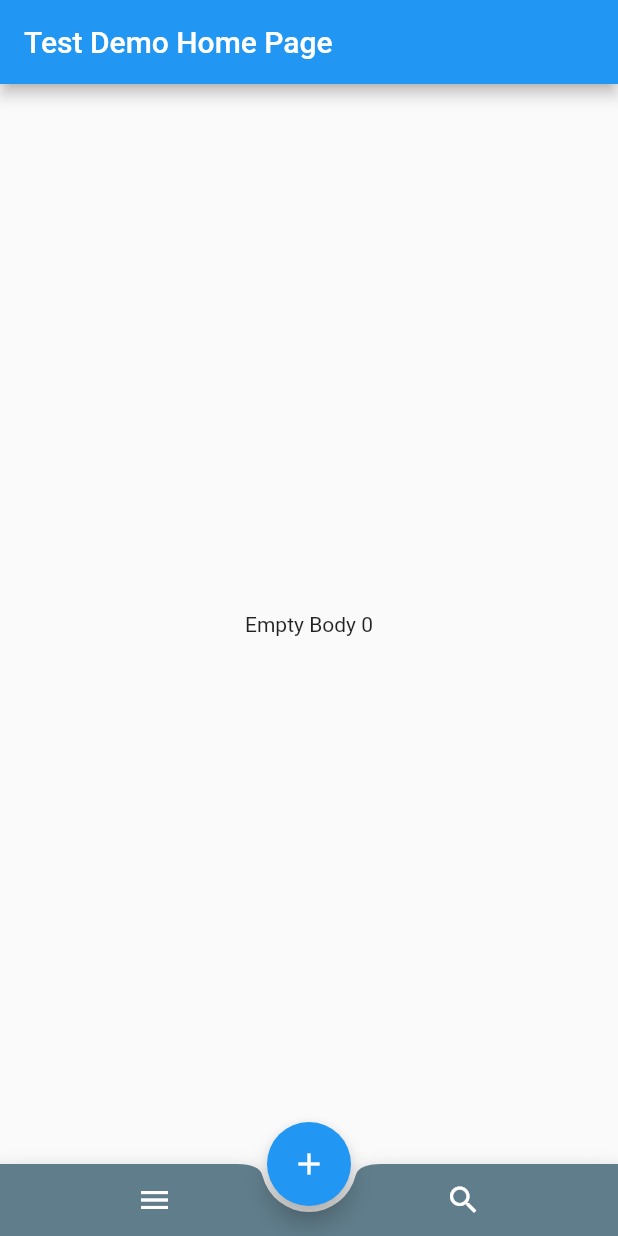
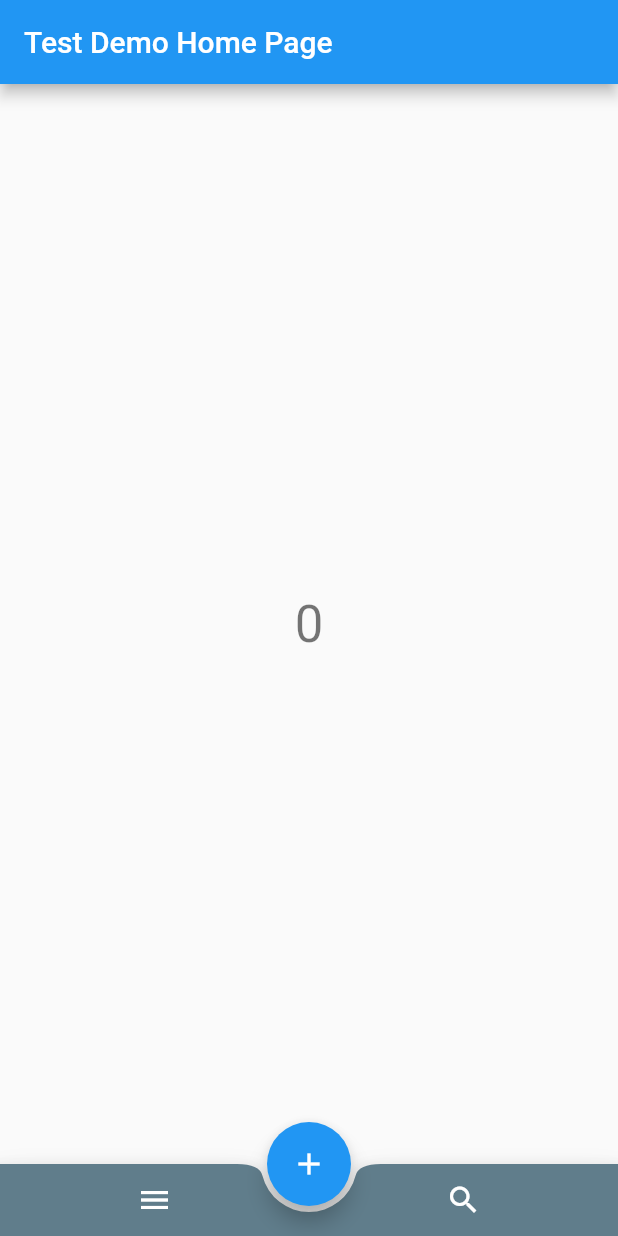
Before and after one commit to mvnworld/flutter_trials, a Flutter app: the screen it shows after launch, on a phone screen of 412 x 824 dp. Run offline on Flutter 3.47's test engine with Material 2 defaults, Android fonts, the phone set to English and light mode, and no system bars.

```diff
--- /dev/null
+++ b/lib/counter.dart
@@ -0,0 +1,12 @@
+import 'package:flutter/material.dart';
+
+class Counter with ChangeNotifier {
+  var _count = 0;
+
+  int get getCounter => _count;
+
+  void incrementCounter() {
+    _count += 1;
+    notifyListeners();
+  }
+}
--- a/lib/main.dart
+++ b/lib/main.dart
@@ -1,14 +1,17 @@
 import 'package:flutter/material.dart';
+import 'package:provider/provider.dart';
+import 'package:trials/counter.dart';
 
-void main() {
-  runApp(MyApp());
-}
+void main() => runApp(
+      MultiProvider(
+        providers: [ChangeNotifierProvider(create: (_) => Counter())],
+        child: MyApp(),
+      ),
+    );
 
 class MyApp extends StatelessWidget {
-  // This widget is the root of your application.
   @override
-  Widget build(BuildContext context) {
-    return MaterialApp(
+  Widget build(BuildContext context) => MaterialApp(
         title: 'Sudeep Demo',
         theme: ThemeData(
           visualDensity: VisualDensity.adaptivePlatformDensity,
@@ -16,63 +19,48 @@ class MyApp extends StatelessWidget {
         home: MyHomePage(title: 'Test Demo Home Page'),
       );
 }
-}
 
-class MyHomePage extends StatefulWidget {
+class MyHomePage extends StatelessWidget {
   MyHomePage({Key key, this.title}) : super(key: key);
 
-  // This widget is the home page of your application. It is stateful, meaning
-  // that it has a State object (defined below) that contains fields that affect
-  // how it looks.
-
-  // This class is the configuration for the state. It holds the values (in this
-  // case the title) provided by the parent (in this case the App widget) and
-  // used by the build method of the State. Fields in a Widget subclass are
-  // always marked "final".
-
   final String title;
+  final PageController _myPage = PageController(initialPage: 0);
 
   @override
-  _MyHomePageState createState() => _MyHomePageState();
-}
+  Widget build(BuildContext context) => Scaffold(
+        appBar: AppBar(
+          title: Text(title),
+        ),
+        body: buildPageView(context),
+        floatingActionButtonLocation: FloatingActionButtonLocation.centerDocked,
+        floatingActionButton: FloatingActionButton(
+          onPressed: () {
+            context.read<Counter>().incrementCounter();
+          },
+          tooltip: 'Increment',
+          child: Icon(Icons.add),
+        ),
+        bottomNavigationBar: buildBottomAppBar(),
+      );
 
-class _MyHomePageState extends State<MyHomePage> {
-  int _counter = 0;
-  PageController _myPage = PageController(initialPage: 0);
-  void _incrementCounter() {
-    setState(() {
-      _counter++;
-    });
-  }
-
-  @override
-  Widget build(BuildContext context) {
-    return Scaffold(
-      appBar: AppBar(
-        title: Text(widget.title),
-      ),
-      body: PageView(
+  PageView buildPageView(BuildContext ctx) => PageView(
         controller: _myPage,
         children: [
           Center(
             child: Container(
-              child: Text('Empty Body 0'),
+              child: Text('${ctx.watch<Counter>().getCounter}',
+                  style: Theme.of(ctx).textTheme.headline4),
             ),
           ),
           Center(
             child: Container(
-              child: Text('Empty Body 1'),
+              child: Text('AADISH'),
             ),
           ),
         ],
-      ),
-      floatingActionButtonLocation: FloatingActionButtonLocation.centerDocked,
-      floatingActionButton: FloatingActionButton(
-        onPressed: _incrementCounter,
-        tooltip: 'Increment',
-        child: Icon(Icons.add),
-      ),
-      bottomNavigationBar: BottomAppBar(
+      );
+
+  BottomAppBar buildBottomAppBar() => BottomAppBar(
         child: Row(
           mainAxisSize: MainAxisSize.max,
           mainAxisAlignment: MainAxisAlignment.spaceAround,
@@ -80,26 +68,20 @@ class _MyHomePageState extends State<MyHomePage> {
             IconButton(
               icon: Icon(Icons.menu),
               color: Colors.white,
-              onPressed: () {setState(() {
+              onPressed: () {
                 _myPage.jumpToPage(0);
-              });},
-
+              },
             ),
             IconButton(
               icon: Icon(Icons.search),
               color: Colors.white,
               onPressed: () {
-                setState(() {
                 _myPage.jumpToPage(1);
-                });
               },
             ),
           ],
         ),
         shape: CircularNotchedRectangle(),
         color: Colors.blueGrey,
-
-      ),
       );
 }
-}
--- a/pubspec.yaml
+++ b/pubspec.yaml
@@ -23,6 +23,7 @@ environment:
 dependencies:
   flutter:
     sdk: flutter
+  provider: ^4.3.2+1
 
 
   # The following adds the Cupertino Icons font to your application.
```
Also changed, not shown: pubspec.lock. Lines whose indentation alone changed are shown as unchanged.
